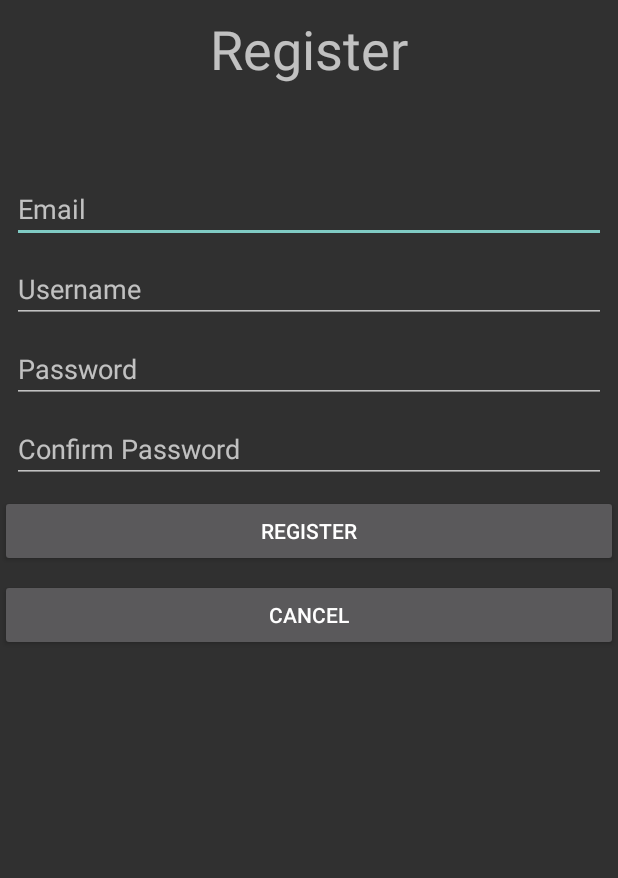
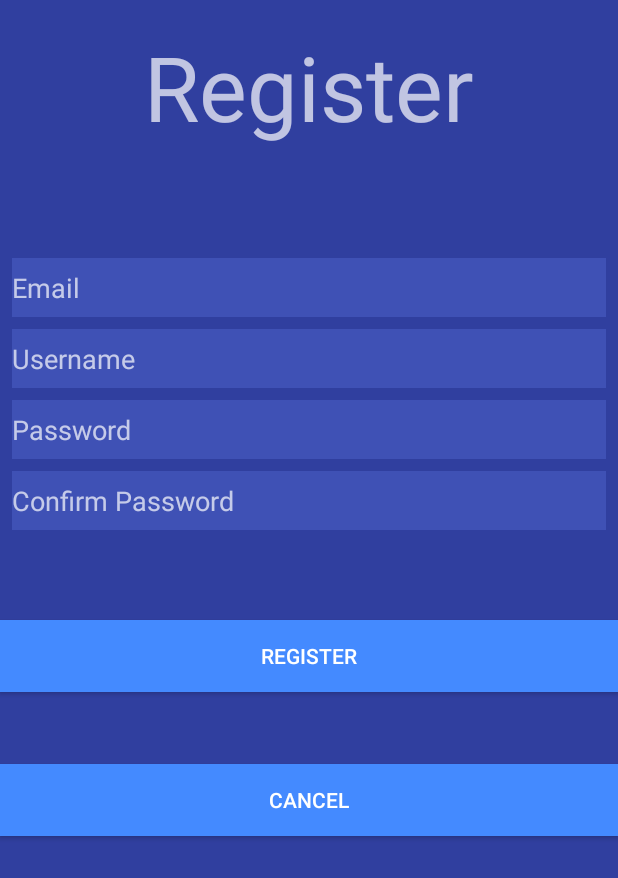
Before and after one commit to DylanDubois/Current-Deprecated, an Android app: the UserRegistrationActivity screen opened directly, with no data from a screen before it, on a phone screen of 412 x 824 dp. Shown: the top 878 px of the screen. Run offline under Robolectric (Android 15) with nearby library versions, the phone set to English and light mode, and no system bars; our stand-ins replace Firebase (no records; nobody signed in at launch, a user with empty details on screens opened directly).

Commit message:
Major Graphics Overhaul: - refreshed color pallete for entirety of the app
**With Gustavo, Cody, Wood

```diff
--- a/app/src/main/java/com/current/android/current/MapsActivity.java
+++ b/app/src/main/java/com/current/android/current/MapsActivity.java
@@ -131,7 +131,7 @@ public class MapsActivity extends FragmentActivity implements OnMapReadyCallback
                 startActivity(intent);
             }
         });
-
+        //initializes the filter spinner. Markers are cleared if a type is selected.
         sortingSpinner = findViewById(R.id.sortingSpinner);
         ArrayAdapter<CharSequence> adapter = ArrayAdapter.createFromResource(this,
                 R.array.sorted_events, android.R.layout.simple_spinner_item);
--- a/app/src/main/java/com/current/android/current/PopupWindowCreator.java
+++ b/app/src/main/java/com/current/android/current/PopupWindowCreator.java
@@ -44,7 +44,7 @@ public class PopupWindowCreator {
             eventNameText.setText("Event Name: \n" + marker.getTitle());
             eventDescriptionText.setText("Description: \n" +eventPost.getEventDescription());
             eventTypeText.setText("Event Type: \n" + eventPost.getEventType());
-            authorNameText.setText("Author:\n" + eventPost.getAuthor());
+            authorNameText.setText("Posted by: \n" + eventPost.getAuthor());
 
             windowButton.setOnClickListener(new View.OnClickListener() {
                 @Override
--- a/app/src/main/res/layout/activity_settings.xml
+++ b/app/src/main/res/layout/activity_settings.xml
@@ -4,6 +4,7 @@
     xmlns:tools="http://schemas.android.com/tools"
     android:layout_width="match_parent"
     android:layout_height="match_parent"
+    android:background="@color/colorPrimaryDark"
     tools:context="com.current.android.current.SettingsActivity">
 
     <Button
@@ -11,6 +12,7 @@
         android:layout_width="0dp"
         android:layout_height="wrap_content"
         android:layout_marginBottom="288dp"
+        android:background="@color/colorAccent"
         android:text="@string/login_text"
         app:layout_constraintBottom_toTopOf="@+id/back_button"
         app:layout_constraintEnd_toEndOf="parent"
@@ -24,6 +26,7 @@
         android:layout_width="0dp"
         android:layout_height="wrap_content"
         android:layout_marginBottom="32dp"
+        android:background="@color/colorAccent"
         android:text="@string/cancel"
         app:layout_constraintBottom_toBottomOf="parent"
         app:layout_constraintEnd_toEndOf="parent"
--- a/app/src/main/res/layout/activity_user_registration.xml
+++ b/app/src/main/res/layout/activity_user_registration.xml
@@ -4,20 +4,22 @@
     xmlns:tools="http://schemas.android.com/tools"
     android:layout_width="match_parent"
     android:layout_height="match_parent"
+    android:background="@color/colorPrimaryDark"
     tools:context="com.current.android.current.UserRegistrationActivity">
 
     <EditText
         android:id="@+id/user_email_text"
         android:layout_width="0dp"
-        android:layout_height="wrap_content"
+        android:layout_height="39dp"
         android:layout_marginEnd="8dp"
         android:layout_marginStart="8dp"
-        android:layout_marginTop="60dp"
+        android:layout_marginTop="64dp"
+        android:background="@color/colorPrimary"
         android:ems="10"
         android:hint="@string/email_text"
         android:inputType="textEmailAddress"
         app:layout_constraintEnd_toEndOf="parent"
-        app:layout_constraintHorizontal_bias="1.0"
+        app:layout_constraintHorizontal_bias="0.0"
         app:layout_constraintLeft_toLeftOf="parent"
         app:layout_constraintRight_toRightOf="parent"
         app:layout_constraintStart_toStartOf="parent"
@@ -26,10 +28,11 @@
     <EditText
         android:id="@+id/user_password_text"
         android:layout_width="0dp"
-        android:layout_height="wrap_content"
+        android:layout_height="39dp"
         android:layout_marginEnd="8dp"
         android:layout_marginStart="8dp"
         android:layout_marginTop="8dp"
+        android:background="@color/colorPrimary"
         android:ems="10"
         android:hint="@string/password_text"
         android:inputType="textPassword"
@@ -43,10 +46,11 @@
     <EditText
         android:id="@+id/confirm_password_text"
         android:layout_width="0dp"
-        android:layout_height="wrap_content"
+        android:layout_height="39dp"
         android:layout_marginEnd="8dp"
         android:layout_marginStart="8dp"
         android:layout_marginTop="8dp"
+        android:background="@color/colorPrimary"
         android:ems="10"
         android:hint="Confirm Password"
         android:inputType="textPassword"
@@ -60,10 +64,11 @@
     <EditText
         android:id="@+id/username_text"
         android:layout_width="0dp"
-        android:layout_height="wrap_content"
+        android:layout_height="39dp"
         android:layout_marginEnd="8dp"
         android:layout_marginStart="8dp"
         android:layout_marginTop="8dp"
+        android:background="@color/colorPrimary"
         android:ems="10"
         android:hint="Username"
         android:inputType="textPersonName"
@@ -76,13 +81,13 @@
     <TextView
         android:id="@+id/register_text"
         android:layout_width="0dp"
-        android:layout_height="wrap_content"
+        android:layout_height="100dp"
         android:layout_marginEnd="8dp"
         android:layout_marginStart="8dp"
         android:layout_marginTop="8dp"
         android:gravity="center"
         android:text="@string/register_text"
-        android:textSize="36sp"
+        android:textSize="60sp"
         app:layout_constraintEnd_toEndOf="parent"
         app:layout_constraintLeft_toLeftOf="parent"
         app:layout_constraintRight_toRightOf="parent"
@@ -93,8 +98,10 @@
         android:id="@+id/register_button"
         android:layout_width="0dp"
         android:layout_height="wrap_content"
-        android:layout_marginTop="8dp"
+        android:layout_marginTop="60dp"
+        android:background="@color/colorAccent"
         android:text="@string/register_text"
+        app:layout_constraintHorizontal_bias="0.0"
         app:layout_constraintLeft_toLeftOf="parent"
         app:layout_constraintRight_toRightOf="parent"
         app:layout_constraintTop_toBottomOf="@+id/confirm_password_text" />
@@ -103,11 +110,15 @@
         android:id="@+id/cancelButton"
         android:layout_width="0dp"
         android:layout_height="wrap_content"
+        android:layout_marginBottom="8dp"
         android:layout_marginTop="8dp"
+        android:background="@color/colorAccent"
         android:text="@string/cancel"
+        app:layout_constraintBottom_toBottomOf="parent"
         app:layout_constraintHorizontal_bias="0.0"
         app:layout_constraintLeft_toLeftOf="parent"
         app:layout_constraintRight_toRightOf="parent"
-        app:layout_constraintTop_toBottomOf="@+id/register_button" />
+        app:layout_constraintTop_toBottomOf="@+id/register_button"
+        app:layout_constraintVertical_bias="0.133" />
 
 </android.support.constraint.ConstraintLayout>
--- a/app/src/main/res/values/colors.xml
+++ b/app/src/main/res/values/colors.xml
@@ -1,6 +1,6 @@
 <?xml version="1.0" encoding="utf-8"?>
 <resources>
-    <color name="colorPrimary">#3F51B5</color>
+    <color name="colorPrimary">#3f51b5</color>
     <color name="colorPrimaryDark">#303f9f</color>
-    <color name="colorAccent">#FF4081</color>
+    <color name="colorAccent">#448aff</color>
 </resources>
--- a/app/src/main/res/values/strings.xml
+++ b/app/src/main/res/values/strings.xml
@@ -16,6 +16,7 @@
     <string name="password_text">Password</string>
     <string name="login_text">Login</string>
     <string name="register_text">Register</string>
+    <string name="posted_by_text">Posted by:</string>
 
     <string-array name="event_types">
         <item>Academic</item>
@@ -25,9 +26,10 @@
     </string-array>
 
     <string-array name="sorted_events">
+        <item>All</item>
         <item>Academic</item>
         <item>Entertainment</item>
         <item>Social</item>
-        <item>All</item>
+        <item>Other</item>
     </string-array>
 </resources>
```
Also changed, not shown: app/src/main/res/layout/activity_login_register.xml (+11 -3 lines), app/src/main/res/layout/activity_maps.xml (+7 -1 lines), app/src/main/res/layout/activity_post.xml (+21 -7 lines), app/src/main/res/layout/map_popup_window.xml (+8 -4 lines).
